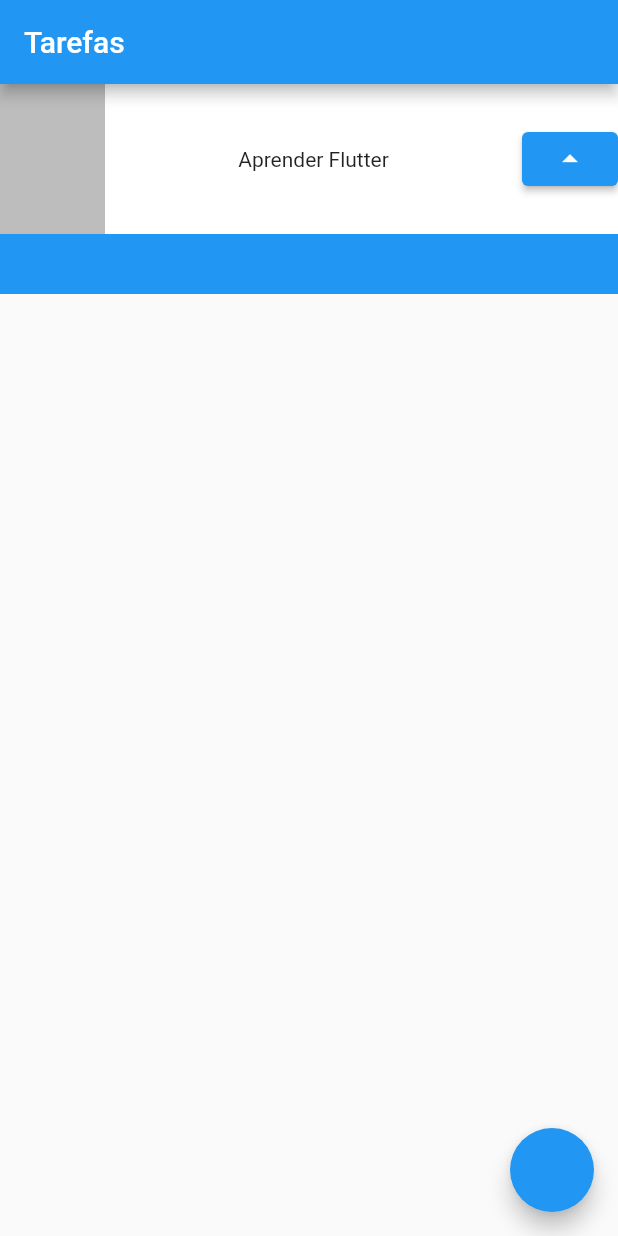
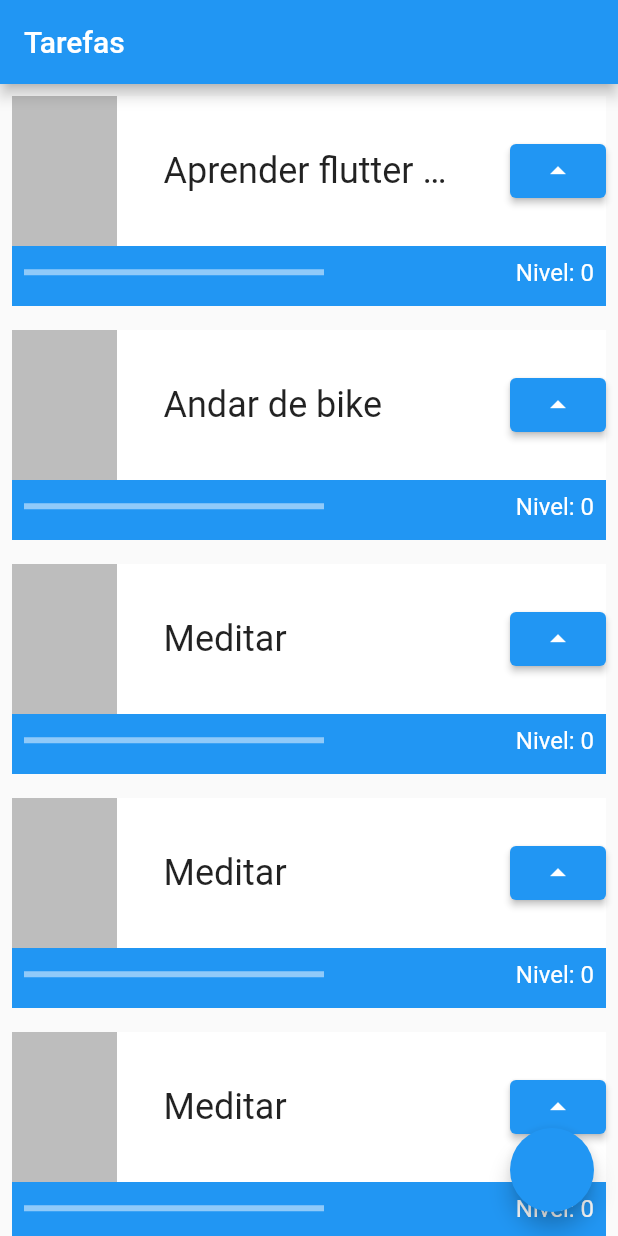
Before and after one commit to Allysontecn23/Curso-Flutter, a Flutter app: the screen it shows after launch, on a phone screen of 412 x 824 dp. Run offline on Flutter 3.47's test engine with Material 2 defaults, Android fonts, the phone set to English and light mode, and no system bars.

```diff
--- a/lib/main.dart
+++ b/lib/main.dart
@@ -14,13 +14,59 @@ class MyApp extends StatelessWidget {
         appBar: AppBar(
           title: const Text("Tarefas"),
         ),
-        body: Container(
+        body: ListView(
+          children: const [
+            Task("Aprender flutter no cafe da manhã"),
+            Task("Andar de bike"),
+            Task("Meditar"),
+            Task("Meditar"),
+            Task("Meditar"),
+            Task("Meditar"),
+            Task("Meditar"),
+            Task("Meditar"),
+            Task("Meditar"),
+            Task("Meditar"),
+            Task("Meditar"),
+            Task("Meditar"),
+            Task("Meditar"),
+            Task("Meditar"),
+            Task("Meditar"),
+            Task("Meditar"),
+            Task("Meditar"),
+            Task("Meditar"),
+          ],
+        ),
+        floatingActionButton: FloatingActionButton(
+          onPressed: () {},
+        ),
+      ),
+    );
+  }
+}
+
+class Task extends StatefulWidget {
+  final String nome;
+  const Task(this.nome, {super.key});
+
+  @override
+  State<Task> createState() => _TaskState();
+}
+
+class _TaskState extends State<Task> {
+  int nivel = 0;
+  @override
+  Widget build(BuildContext context) {
+    return Padding(
+      padding: const EdgeInsets.all(8.0),
+      child: Container(
         child: Stack(
           children: [
             Container(
               height: 140,
               color: Colors.blue,
             ),
+            Column(
+              children: [
                 Container(
                   height: 100,
                   color: Colors.white,
@@ -32,30 +78,55 @@ class MyApp extends StatelessWidget {
                         height: 100,
                         width: 70,
                       ),
-                    Text("Aprender Flutter"),
+                      Container(
+                        width: 200,
+                        child: Text(
+                          widget.nome,
+                          style: const TextStyle(
+                            fontSize: 24,
+                            overflow: TextOverflow.ellipsis,
+                          ),
+                        ),
+                      ),
                       ElevatedButton(
-                      onPressed: () {},
-                      child: Icon(Icons.arrow_drop_up),),
+                        onPressed: () {
+                          setState(() {
+                            nivel++;
+                          });
+                          print(nivel);
+                        },
+                        child: Icon(Icons.arrow_drop_up),
+                      ),
                     ],
+                  ),
+                ),
+                Row(
+                  mainAxisAlignment: MainAxisAlignment.spaceBetween,
+                  children: [
+                    Padding(
+                      padding: const EdgeInsets.all(8.0),
+                      child: Container(
+                        width: 200,
+                        child: LinearProgressIndicator(
+                          color: Colors.white,
+                          value: nivel / 10,
+                        ),
+                      ),
+                    ),
+                    Padding(
+                      padding: const EdgeInsets.all(8.0),
+                      child: Text(
+                        "Nivel: $nivel",
+                        style: TextStyle(color: Colors.white, fontSize: 16),
                       ),
                     ),
                   ],
                 ),
+              ],
             ),
-        floatingActionButton: FloatingActionButton(
-          onPressed: () {},
+          ],
         ),
       ),
     );
   }
 }
-
-
-class Task extends StatelessWidget {
-  const Task({super.key});
-
-  @override
-  Widget build(BuildContext context) {
-    return const Placeholder();
-  }
-}
```
Lines whose indentation alone changed are shown as unchanged.
